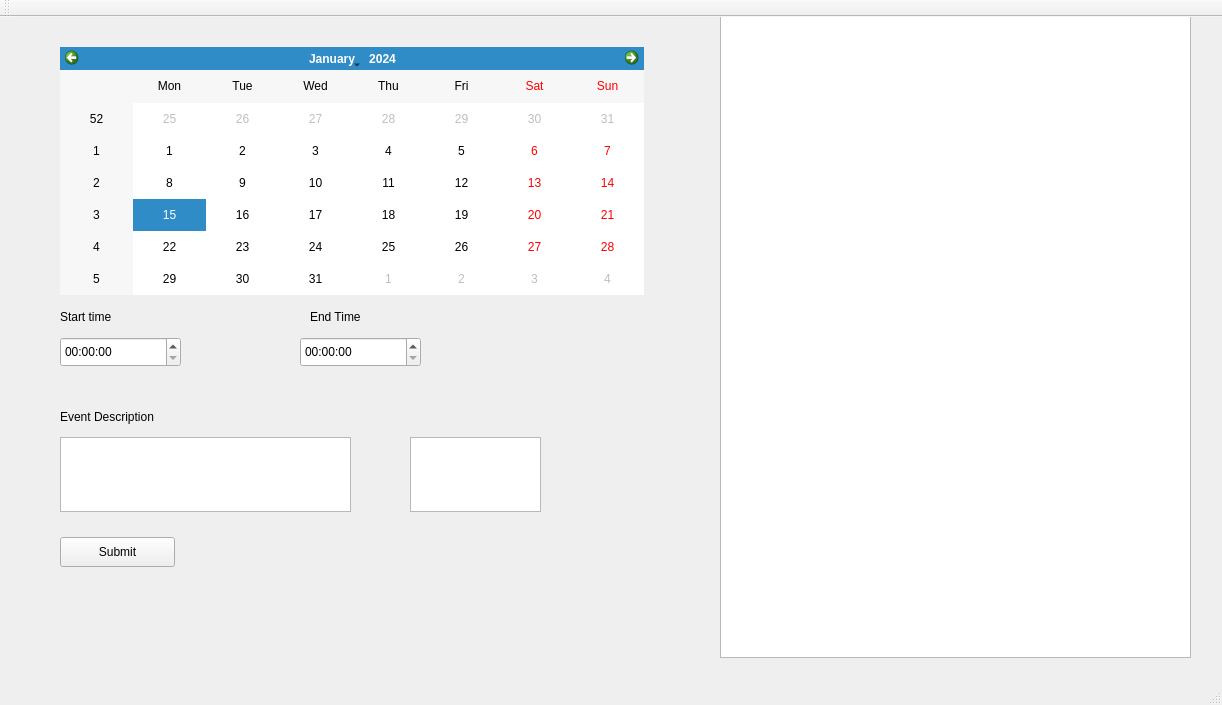
ahadulalam1005118/ConcurrentCalendar, file mainwindow.ui: the form before one commit.
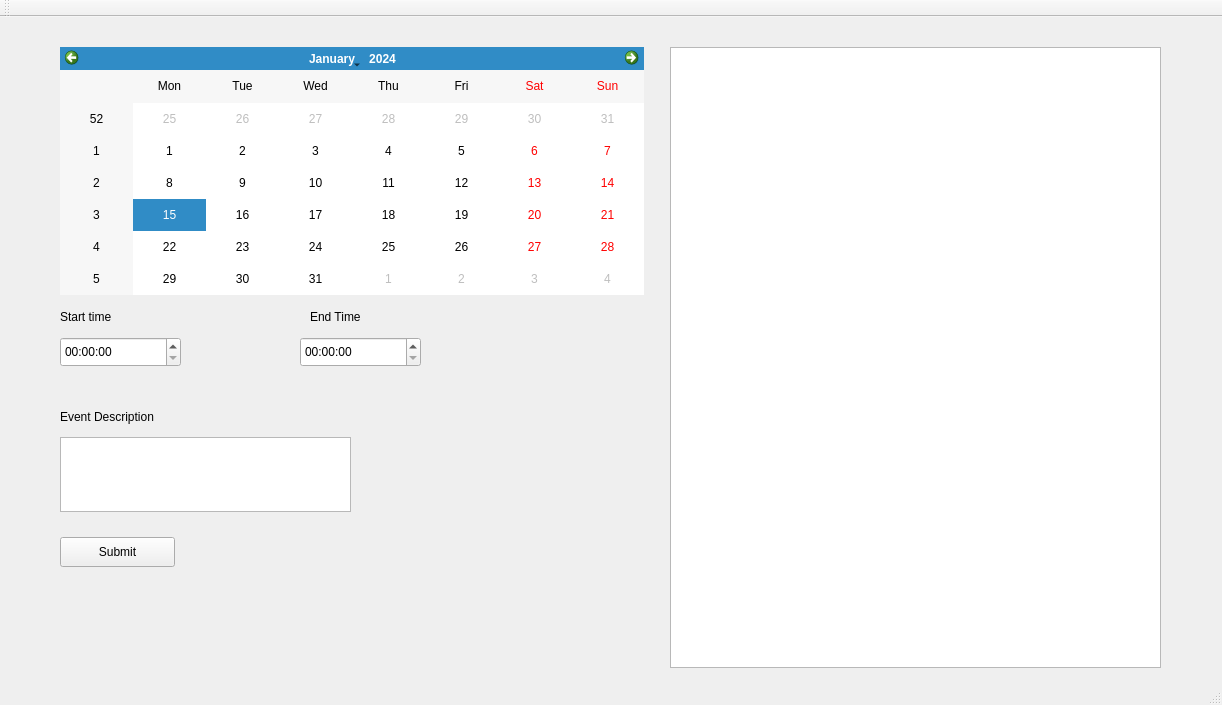
The form after the commit.

The edit to the form file:
```diff
--- a/mainwindow.ui
+++ b/mainwindow.ui
@@ -14,16 +14,6 @@
    <string>MainWindow</string>
   </property>
   <widget class="QWidget" name="centralWidget">
-   <widget class="QListWidget" name="listWidget">
-    <property name="geometry">
-     <rect>
-      <x>720</x>
-      <y>-10</y>
-      <width>471</width>
-      <height>651</height>
-     </rect>
-    </property>
-   </widget>
    <widget class="QTextEdit" name="textEdit">
     <property name="geometry">
      <rect>
@@ -119,10 +109,10 @@
    <widget class="QTextEdit" name="textEdit_2">
     <property name="geometry">
      <rect>
-      <x>410</x>
-      <y>420</y>
-      <width>131</width>
-      <height>75</height>
+      <x>670</x>
+      <y>30</y>
+      <width>491</width>
+      <height>621</height>
      </rect>
     </property>
    </widget>
```
